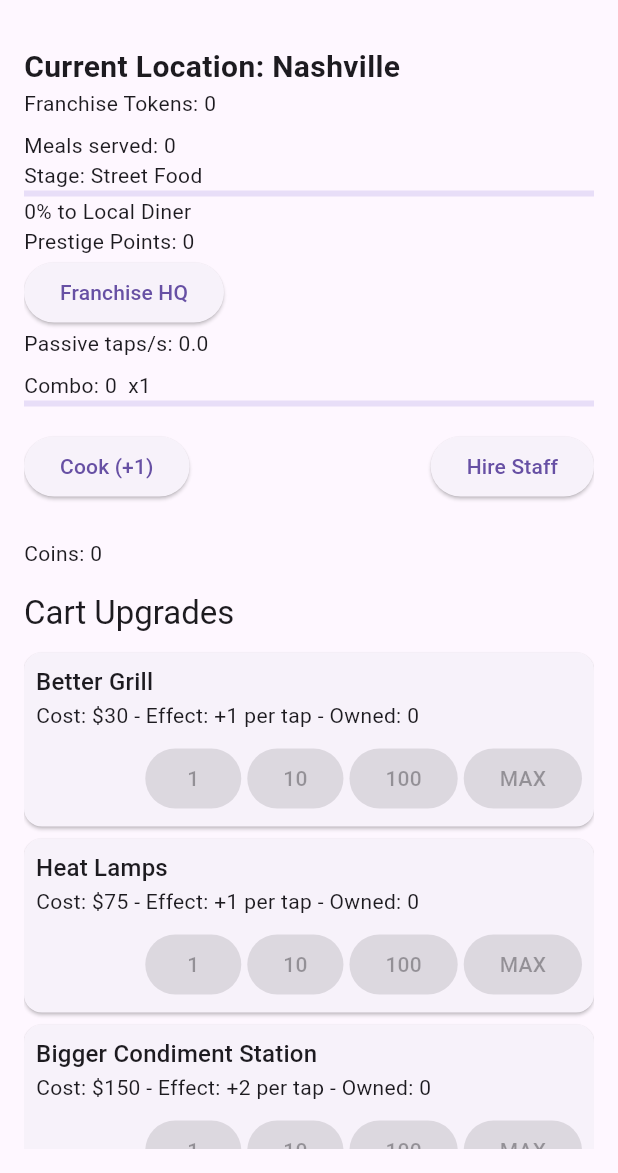
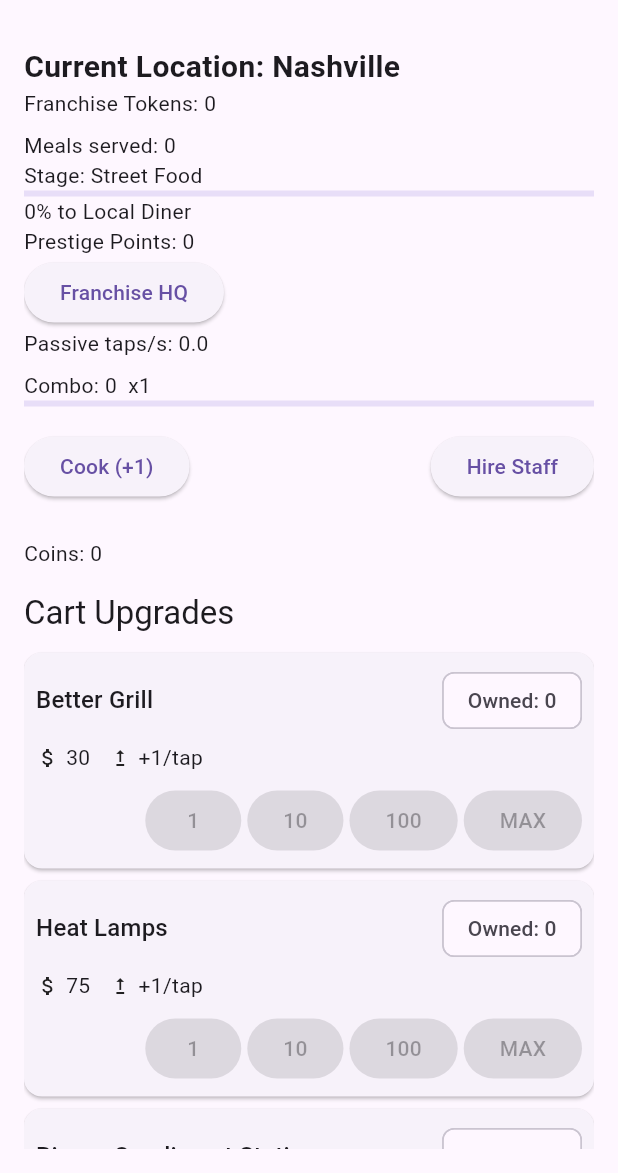
Before and after one commit to zachc71/taptapchef, a Flutter app: the screen it shows after launch, on a phone screen of 412 x 824 dp, the part 63-1236 px from its top. Run offline on Flutter 3.47's test engine with Material 3 defaults, Android fonts, the light colour scheme and no system bars; our stand-ins replace flutter_riverpod, shared_preferences.

Commit message:
Improve unlockable panels layout

```diff
--- a/lib/widgets/upgrade_panel.dart
+++ b/lib/widgets/upgrade_panel.dart
@@ -34,9 +34,27 @@ class UpgradePanel extends StatelessWidget {
             child: Column(
               crossAxisAlignment: CrossAxisAlignment.start,
               children: [
-                Text(u.name, style: Theme.of(context).textTheme.titleMedium),
-                Text(
-                    'Cost: \$${u.cost} - Effect: +${u.effect} per tap - Owned: ${u.owned}'),
+                Row(
+                  children: [
+                    Expanded(
+                      child: Text(u.name,
+                          style: Theme.of(context).textTheme.titleMedium),
+                    ),
+                    Chip(label: Text('Owned: ${u.owned}')),
+                  ],
+                ),
+                const SizedBox(height: 4),
+                Row(
+                  children: [
+                    const Icon(Icons.attach_money, size: 16),
+                    const SizedBox(width: 4),
+                    Text('${u.cost}'),
+                    const SizedBox(width: 12),
+                    const Icon(Icons.upgrade, size: 16),
+                    const SizedBox(width: 4),
+                    Text('+${u.effect}/tap'),
+                  ],
+                ),
                 const SizedBox(height: 8),
                 Row(
                   mainAxisAlignment: MainAxisAlignment.end,
```
Also changed, not shown: lib/widgets/staff_panel.dart (+21 -3 lines).
